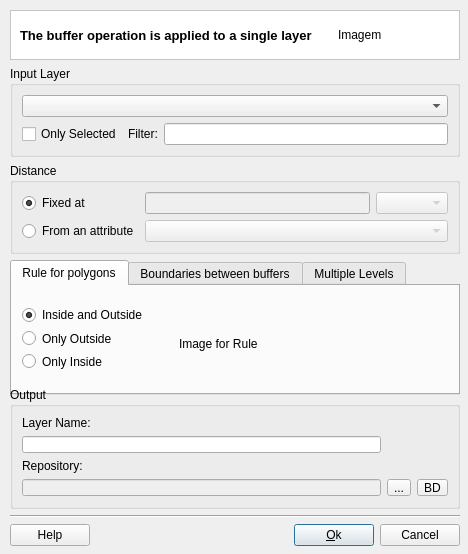
This is src/terralib/vp/qt/ui/BufferDialogForm.ui in claudiobogossian/terralib5 as Qt 5 draws it before an edit. The edited form follows.
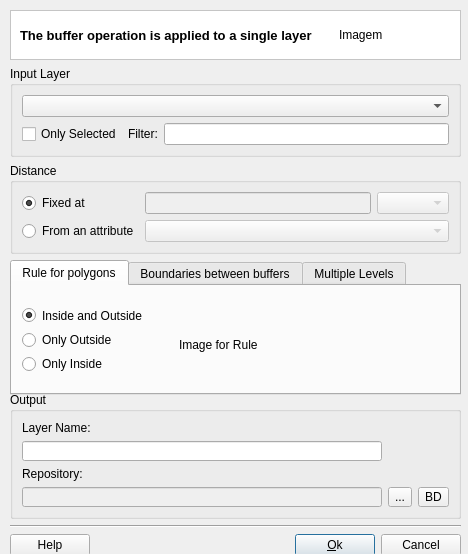
This is the edited form. Custom widgets are drawn as their Qt base class.

Commit message: Adding *.html and *.png to the resource/help direcotry. Updating somes UI* promoting Help buttom to te::qt::widgets::HelpPushButton and point to right *.h  terralib/qt/widgets/help/HelpPushButton. Commenting //connect(m_ui->m_helpPushButton, SIGNAL(clicked()), this, SLOT(onHelpPushButtonClicked())); Adding 2 lines at some dialogs: ex   m_ui->m_helpPushButton->setNameSpace("dpi.inpe.br.plugins");   m_ui->m_helpPushButton->setPageReference("plugins/vp/vp_buffer.html");

Diff of the .ui file:
```diff
--- a/src/terralib/vp/qt/ui/BufferDialogForm.ui
+++ b/src/terralib/vp/qt/ui/BufferDialogForm.ui
@@ -18,8 +18,8 @@
     <rect>
      <x>10</x>
      <y>10</y>
-     <width>450</width>
-     <height>536</height>
+     <width>451</width>
+     <height>546</height>
     </rect>
    </property>
    <layout class="QGridLayout" name="gridLayout_12">
@@ -214,7 +214,7 @@
           <x>0</x>
           <y>10</y>
           <width>317</width>
-          <height>74</height>
+          <height>77</height>
          </rect>
         </property>
         <layout class="QGridLayout" name="gridLayout_7">
@@ -548,6 +548,13 @@
    </layout>
   </widget>
  </widget>
+ <customwidgets>
+  <customwidget>
+   <class>te::qt::widgets::HelpPushButton</class>
+   <extends>QPushButton</extends>
+   <header>terralib/qt/widgets/help/HelpPushButton.h</header>
+  </customwidget>
+ </customwidgets>
  <resources/>
  <connections/>
  <buttongroups>
```
Left out of the diff: 4 changed lines with no effect on the pictures. The commit also changes 30 other files.
